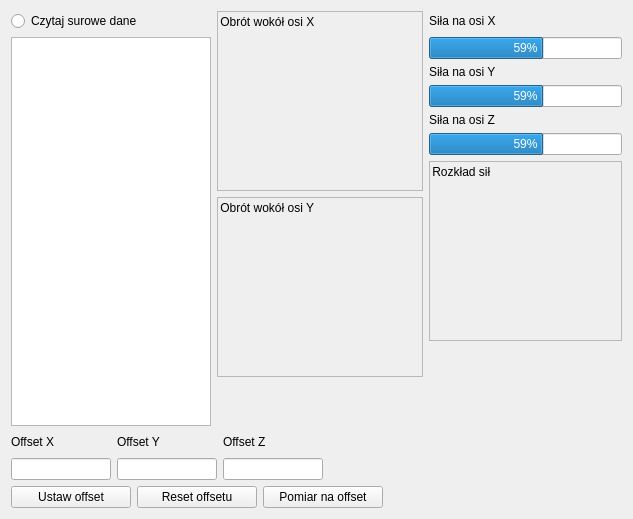
tjakubo/apollo, file inputwindow.ui: the form before one commit.
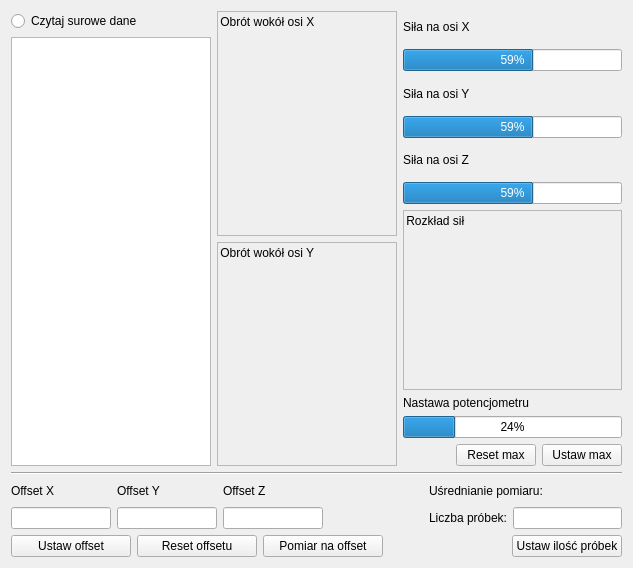
The form after the commit.

Diff of the .ui file:
```diff
--- a/inputwindow.ui
+++ b/inputwindow.ui
@@ -7,7 +7,7 @@
     <x>0</x>
     <y>0</y>
     <width>633</width>
-    <height>519</height>
+    <height>568</height>
    </rect>
   </property>
   <property name="windowTitle">
@@ -15,14 +15,41 @@
   </property>
   <layout class="QGridLayout" name="gridLayout">
    <item row="0" column="0">
+    <layout class="QVBoxLayout" name="verticalLayout">
+     <property name="sizeConstraint">
+      <enum>QLayout::SetMinimumSize</enum>
+     </property>
+     <item>
+      <layout class="QHBoxLayout" name="Wizualizacja">
+       <item>
+        <layout class="QVBoxLayout" name="Dane">
+         <item>
     <widget class="QRadioButton" name="rawEnable">
      <property name="text">
       <string>Czytaj surowe dane</string>
      </property>
     </widget>
    </item>
-   <item row="0" column="1" rowspan="2">
-    <layout class="QVBoxLayout" name="verticalLayout_3">
+         <item>
+          <widget class="QTextBrowser" name="rawViewer">
+           <property name="minimumSize">
+            <size>
+             <width>0</width>
+             <height>300</height>
+            </size>
+           </property>
+           <property name="maximumSize">
+            <size>
+             <width>200</width>
+             <height>100000</height>
+            </size>
+           </property>
+          </widget>
+         </item>
+        </layout>
+       </item>
+       <item>
+        <layout class="QVBoxLayout" name="Obroty">
      <item>
       <widget class="QFrame" name="xSpinViz">
        <property name="minimumSize">
@@ -79,50 +106,19 @@
          <string> Obrót wokół osi Y</string>
         </property>
        </widget>
-       <zorder>xSpinViz</zorder>
-       <zorder>label_7</zorder>
-      </widget>
-     </item>
-     <item>
-      <spacer name="verticalSpacer_2">
-       <property name="orientation">
-        <enum>Qt::Vertical</enum>
-       </property>
-       <property name="sizeHint" stdset="0">
-        <size>
-         <width>18</width>
-         <height>68</height>
-        </size>
-       </property>
-      </spacer>
-     </item>
-    </layout>
-   </item>
-   <item row="0" column="2">
+          </widget>
+         </item>
+        </layout>
+       </item>
+       <item>
+        <layout class="QVBoxLayout" name="Paski_rozklad">
+         <item>
     <widget class="QLabel" name="label_2">
      <property name="text">
       <string>Siła na osi X</string>
      </property>
     </widget>
    </item>
-   <item row="1" column="0">
-    <widget class="QTextBrowser" name="rawViewer">
-     <property name="minimumSize">
-      <size>
-       <width>0</width>
-       <height>300</height>
-      </size>
-     </property>
-     <property name="maximumSize">
-      <size>
-       <width>200</width>
-       <height>100000</height>
-      </size>
-     </property>
-    </widget>
-   </item>
-   <item row="1" column="2">
-    <layout class="QVBoxLayout" name="verticalLayout">
      <item>
       <widget class="QProgressBar" name="_xForce">
        <property name="minimumSize">
@@ -224,21 +220,70 @@
       </widget>
      </item>
      <item>
-      <spacer name="verticalSpacer">
+          <layout class="QVBoxLayout" name="verticalLayout_2">
+           <item>
+            <widget class="QLabel" name="label_10">
+             <property name="text">
+              <string>Nastawa potencjometru</string>
+             </property>
+            </widget>
+           </item>
+           <item>
+            <widget class="QProgressBar" name="pValue">
+             <property name="value">
+              <number>24</number>
+             </property>
+            </widget>
+           </item>
+           <item>
+            <layout class="QHBoxLayout" name="horizontalLayout_4">
+             <item>
+              <spacer name="horizontalSpacer">
        <property name="orientation">
-        <enum>Qt::Vertical</enum>
+                <enum>Qt::Horizontal</enum>
        </property>
        <property name="sizeHint" stdset="0">
         <size>
-         <width>20</width>
-         <height>40</height>
+                 <width>40</width>
+                 <height>20</height>
         </size>
        </property>
       </spacer>
      </item>
-    </layout>
-   </item>
-   <item row="2" column="0" colspan="2">
+             <item>
+              <widget class="QPushButton" name="resetMaxMeas">
+               <property name="text">
+                <string>Reset max</string>
+               </property>
+              </widget>
+             </item>
+             <item>
+              <widget class="QPushButton" name="setMaxMeas">
+               <property name="text">
+                <string>Ustaw max</string>
+               </property>
+              </widget>
+             </item>
+            </layout>
+           </item>
+          </layout>
+         </item>
+        </layout>
+       </item>
+      </layout>
+     </item>
+     <item>
+      <widget class="Line" name="line">
+       <property name="orientation">
+        <enum>Qt::Horizontal</enum>
+       </property>
+      </widget>
+     </item>
+     <item>
+      <layout class="QHBoxLayout" name="Kalibracja">
+       <item>
+        <layout class="QVBoxLayout" name="verticalLayout_6">
+         <item>
     <layout class="QHBoxLayout" name="horizontalLayout_2">
      <item>
       <widget class="QLabel" name="label_4">
@@ -297,7 +342,7 @@
      </item>
     </layout>
    </item>
-   <item row="3" column="0" colspan="2">
+         <item>
     <layout class="QHBoxLayout" name="horizontalLayout">
      <item>
       <widget class="QLineEdit" name="xOffset">
@@ -347,7 +392,7 @@
      </item>
     </layout>
    </item>
-   <item row="4" column="0" colspan="2">
+         <item>
     <layout class="QHBoxLayout" name="horizontalLayout_3">
      <item>
       <widget class="QPushButton" name="applyOffset">
@@ -403,6 +448,65 @@
         </size>
        </property>
       </spacer>
+           </item>
+          </layout>
+         </item>
+        </layout>
+       </item>
+       <item>
+        <layout class="QVBoxLayout" name="verticalLayout_4">
+         <item>
+          <widget class="QLabel" name="label_11">
+           <property name="text">
+            <string>Uśrednianie pomiaru:</string>
+           </property>
+          </widget>
+         </item>
+         <item>
+          <layout class="QHBoxLayout" name="horizontalLayout_5">
+           <item>
+            <widget class="QLabel" name="label_12">
+             <property name="text">
+              <string>Liczba próbek:</string>
+             </property>
+            </widget>
+           </item>
+           <item>
+            <widget class="QLineEdit" name="sampleNum">
+             <property name="text">
+              <string/>
+             </property>
+            </widget>
+           </item>
+          </layout>
+         </item>
+         <item>
+          <layout class="QHBoxLayout" name="horizontalLayout_6">
+           <item>
+            <spacer name="horizontalSpacer_2">
+             <property name="orientation">
+              <enum>Qt::Horizontal</enum>
+             </property>
+             <property name="sizeHint" stdset="0">
+              <size>
+               <width>40</width>
+               <height>20</height>
+              </size>
+             </property>
+            </spacer>
+           </item>
+           <item>
+            <widget class="QPushButton" name="setSampleNum">
+             <property name="text">
+              <string>Ustaw ilość próbek</string>
+             </property>
+            </widget>
+           </item>
+          </layout>
+         </item>
+        </layout>
+       </item>
+      </layout>
      </item>
     </layout>
    </item>
```
Lines whose indentation alone changed are shown as unchanged.
